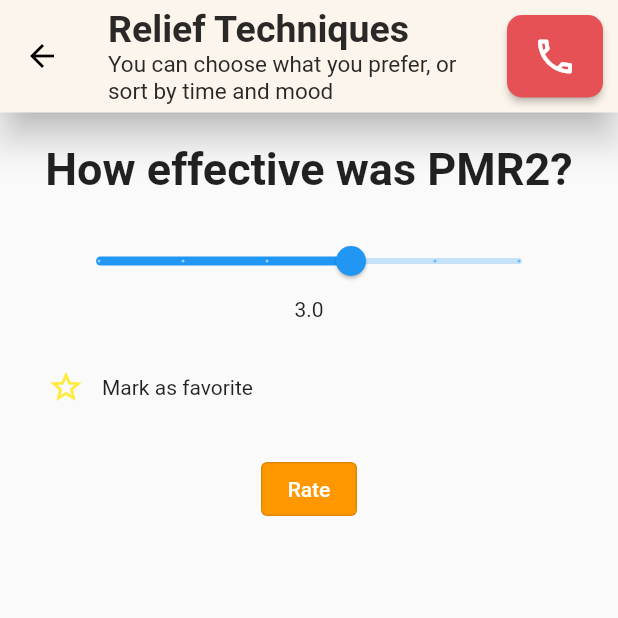
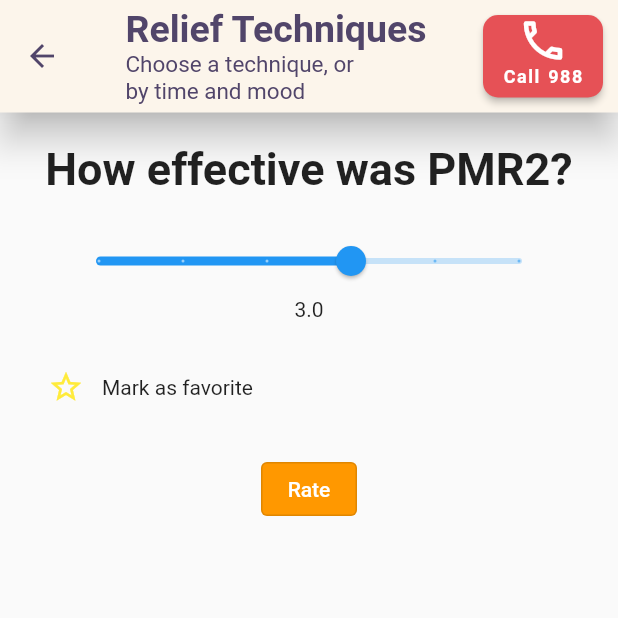
Before and after one commit to AlexShor0103/Team-2136-ReliefLink, a Flutter app: the ReliefRateScreen screen opened directly with sample values from the repository, on a phone screen of 412 x 824 dp, the top half of it. Run offline on Flutter 3.47's test engine with Material 2 defaults, Android fonts, the phone set to English and light mode, and no system bars; our stand-ins replace chewie, google_maps_flutter, shared_preferences, video_player; missing offline and left inert: store_redirect; accounts and stored records are empty.

Commit message:
Clarified the emergency call button and the dialogue that appears when it is selected.

```diff
--- a/lib/components/Navigation/TopBars.dart
+++ b/lib/components/Navigation/TopBars.dart
@@ -14,7 +14,7 @@ class Top_Relief extends StatelessWidget implements PreferredSizeWidget {
   Widget build(BuildContext context) {
     const black = AppColors.black;
     return AppBar(
-      iconTheme: IconThemeData(color: Colors.black),
+      iconTheme: const IconThemeData(color: AppColors.font),
       elevation: 10,
       title: Center(
         child: RichText(
@@ -24,16 +24,16 @@ class Top_Relief extends StatelessWidget implements PreferredSizeWidget {
               style: TextStyle(
                 fontSize: 25,
                 fontWeight: FontWeight.bold,
-                color: black,
+                color: AppColors.font,
               ),
               children: <TextSpan>[
                 TextSpan(
                   text:
-                      'You can choose what you prefer, or sort by time and mood',
+                      'Choose a technique, or \nby time and mood',
                   style: TextStyle(
                     fontSize: 15,
                     fontWeight: FontWeight.normal,
-                    color: AppColors.black,
+                    color: AppColors.font,
                   ),
                 ),
               ]),
@@ -43,15 +43,29 @@ class Top_Relief extends StatelessWidget implements PreferredSizeWidget {
       toolbarHeight: 80,
       actions: <Widget>[
         Padding(
-          padding: EdgeInsets.fromLTRB(10, 10, 10, 10),
+          padding: const EdgeInsets.fromLTRB(10, 10, 10, 10),
           child: ElevatedButton(
-            child: const Icon(
-              Icons.phone_outlined,
-              size: 30,
-              color: AppColors.white,
+            child: Column(
+              children: const <Widget> [
+                Icon(Icons.phone_outlined,
+                size: 34,
+                color: AppColors.white,
+            ),
+                Text("Call 988",
+                  style: TextStyle(
+                    fontSize: 12,
+                    fontWeight: FontWeight.w700,
+                    letterSpacing: 1,
+                    wordSpacing: 1,
+                  ),
+                  softWrap: false,
+                  maxLines: 1,
+                  textAlign: TextAlign.left,
+                ),
+              ],
             ),
             style: ElevatedButton.styleFrom(
-              fixedSize: const Size(60, 60),
+              fixedSize: const Size(80, 80),
               primary: AppColors.red2,
               shape: const RoundedRectangleBorder(
                 borderRadius: BorderRadius.only(
@@ -62,6 +76,7 @@ class Top_Relief extends StatelessWidget implements PreferredSizeWidget {
                 ),
                 side: BorderSide(color: Colors.transparent),
               ),
+              padding: EdgeInsets.zero,
             ),
             onPressed: () {
               showDialog(
@@ -76,7 +91,7 @@ class Top_Relief extends StatelessWidget implements PreferredSizeWidget {
                       mainAxisAlignment: MainAxisAlignment.center,
                       crossAxisAlignment: CrossAxisAlignment.center,
                       children: <Widget>[
-                        const Text("Call for emergency?"),
+                        const Text("Call 988, the Suicide \n& Crisis Lifeline?"),
                         const SizedBox(
                           height: 20,
                         ),
```
